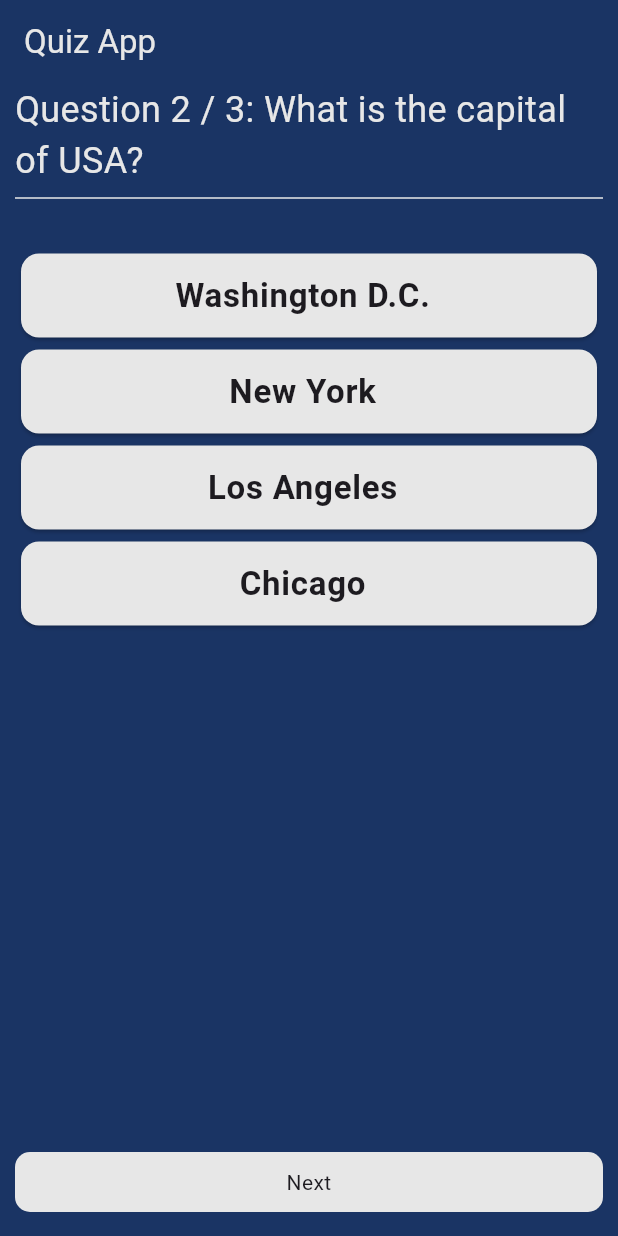
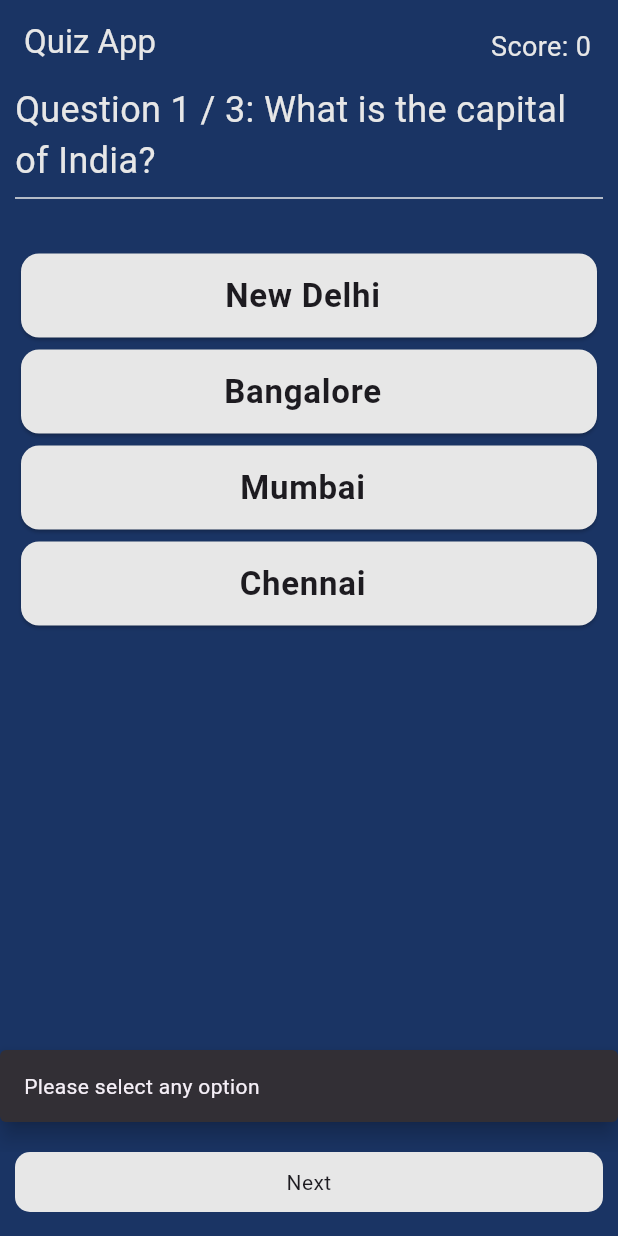
Before and after one commit to krobit/QuizApp, a Flutter app: the screen it shows after launch, after a tap on "Next", on a phone screen of 412 x 824 dp. Run offline on Flutter 3.47's test engine with Material 3 defaults, Android fonts, the phone set to English and light mode, and no system bars.

Commit message:
modifications on the optionCard, making a result dialog box with score

```diff
--- a/lib/screens/home_screen.dart
+++ b/lib/screens/home_screen.dart
@@ -4,6 +4,7 @@ import 'package:quiz_app/widgets/option_card.dart';
 import '../constants.dart';
 import '../models/question_model.dart';
 import '../widgets/question_widget.dart';
+import '../widgets/result_box.dart';
 
 class HomeScreen extends StatefulWidget {
   const HomeScreen({super.key});
@@ -47,22 +48,41 @@ class _HomeScreenState extends State<HomeScreen> {
   ];
 
   int index = 0;
+  int score = 0;
   bool isPressed = false;
+  bool isAlreadySelected = false;
 
   void nextQuestion() {
     if (index == _questions.length - 1) {
-      return;
+      showDialog(
+          context: context,
+          builder: (ctx) => ResultBox(
+                result: score,
+                questionLength: _questions.length,
+              ));
     } else {
+      if (isPressed) {
         setState(() {
           index++;
           isPressed = false;
+          isAlreadySelected = false;
         });
+      } else {
+        ScaffoldMessenger.of(context).showSnackBar(const SnackBar(
+          content: Text("Please select any option"),
+          behavior: SnackBarBehavior.floating,
+          margin: EdgeInsets.symmetric(vertical: 20.0),
+        ));
+      }
     }
   }
 
-  void changeColor() {
+  void checkAnswerAndUpdate(bool value) {
+    if (value && !isPressed) {
+      score++;
+    }
     setState(() {
-      isPressed = !isPressed;
+      isPressed = true;
     });
   }
 
@@ -77,6 +97,18 @@ class _HomeScreenState extends State<HomeScreen> {
         ),
         backgroundColor: background,
         shadowColor: Colors.transparent,
+        actions: [
+          Padding(
+            padding: const EdgeInsets.all(18.0),
+            child: Text(
+              "Score: $score",
+              style: const TextStyle(
+                color: neutral,
+                fontSize: 18.0,
+              ),
+            ),
+          )
+        ],
       ),
       body: Container(
         width: double.infinity,
@@ -94,14 +126,17 @@ class _HomeScreenState extends State<HomeScreen> {
             height: 25.0,
           ),
           for (int i = 0; i < _questions[index].options.length; i++)
-            OptionCard(
+            GestureDetector(
+              onTap: () => checkAnswerAndUpdate(
+                  _questions[index].options.values.toList()[i]),
+              child: OptionCard(
                 option: _questions[index].options.keys.toList()[i],
                 color: isPressed
                     ? _questions[index].options.values.toList()[i] == true
                         ? correct
                         : incorrect
                     : neutral,
-              onTap: changeColor,
+              ),
             ),
         ]),
       ),
--- a/lib/widgets/option_card.dart
+++ b/lib/widgets/option_card.dart
@@ -1,20 +1,13 @@
 import 'package:flutter/material.dart';
 
 class OptionCard extends StatelessWidget {
-  const OptionCard(
-      {super.key,
-      required this.option,
-      required this.color,
-      required this.onTap});
+  const OptionCard({super.key, required this.option, required this.color});
   final String option;
   final Color color;
-  final VoidCallback onTap;
 
   @override
   Widget build(BuildContext context) {
-    return GestureDetector(
-      onTap: onTap,
-      child: Card(
+    return Card(
       color: color,
       child: ListTile(
         title: Text(
@@ -26,7 +19,6 @@ class OptionCard extends StatelessWidget {
           ),
         ),
       ),
-      ),
     );
   }
 }
```
Also changed, not shown: lib/widgets/result_box.dart (added, +38 -0 lines). Lines whose indentation alone changed are shown as unchanged.
